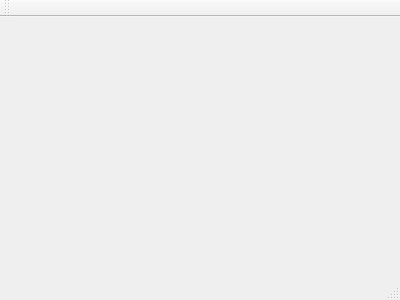
This is mainwindow.ui in geertendoornenbal/basic_streaming as Qt 5 draws it before an edit. The edited form follows.
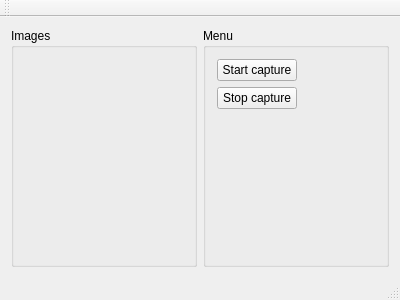
This is the edited form.

Commit message:
Please enter the commit message for your changes. Lines starting  with '#' will be ignored, and an empty message aborts the commit.  On branch master  Your branch is ahead of 'origin/master' by 1 commit.    (use "git push" to publish your local commits)
 Changes to be committed:
	modified:   basic_streaming.pro
	modified:   camera.cpp
	modified:   camera.h
	modified:   camerarasppi.cpp
	modified:   camerarasppi.h
	modified:   main.cpp
	modified:   mainwindow.cpp
	modified:   mainwindow.ui

```diff
--- a/mainwindow.ui
+++ b/mainwindow.ui
@@ -13,7 +13,49 @@
   <property name="windowTitle">
    <string>MainWindow</string>
   </property>
-  <widget class="QWidget" name="centralWidget"/>
+  <widget class="QWidget" name="centralWidget">
+   <layout class="QHBoxLayout" name="horizontalLayout">
+    <item>
+     <widget class="QGroupBox" name="groupBox">
+      <property name="title">
+       <string>Images</string>
+      </property>
+      <layout class="QHBoxLayout" name="horizontalLayout_3">
+       <item>
+        <layout class="QVBoxLayout" name="verticalLayout"/>
+       </item>
+      </layout>
+     </widget>
+    </item>
+    <item>
+     <widget class="QGroupBox" name="groupBox_2">
+      <property name="title">
+       <string>Menu</string>
+      </property>
+      <layout class="QHBoxLayout" name="horizontalLayout_2">
+       <item>
+        <layout class="QFormLayout" name="formLayout">
+         <item row="0" column="0">
+          <widget class="QPushButton" name="pushButton">
+           <property name="text">
+            <string>Start capture</string>
+           </property>
+          </widget>
+         </item>
+         <item row="1" column="0">
+          <widget class="QPushButton" name="pushButton_2">
+           <property name="text">
+            <string>Stop capture</string>
+           </property>
+          </widget>
+         </item>
+        </layout>
+       </item>
+      </layout>
+     </widget>
+    </item>
+   </layout>
+  </widget>
   <widget class="QMenuBar" name="menuBar">
    <property name="geometry">
     <rect>
```
Left out of the diff: 2 changed lines with no effect on the pictures. The commit also changes 7 other files.
